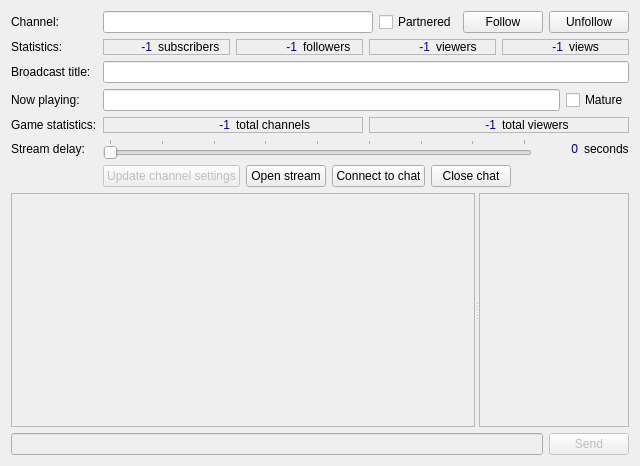
Old version of the form src/forms/channel_info.ui in the repository wakeofluna/qlivestream.
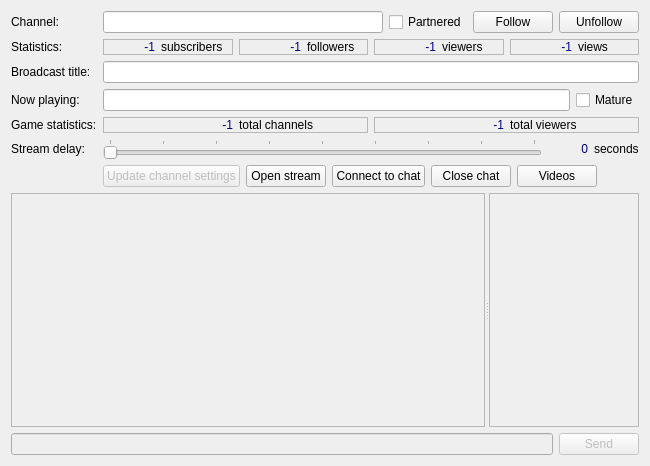
New version of the form.

Commit message: Add list of channel videos

```diff
--- a/src/forms/channel_info.ui
+++ b/src/forms/channel_info.ui
@@ -6,7 +6,7 @@
    <rect>
     <x>0</x>
     <y>0</y>
-    <width>640</width>
+    <width>650</width>
     <height>466</height>
    </rect>
   </property>
@@ -453,6 +453,19 @@
        </property>
       </widget>
      </item>
+     <item>
+      <widget class="QPushButton" name="btnVideos">
+       <property name="sizePolicy">
+        <sizepolicy hsizetype="Fixed" vsizetype="Fixed">
+         <horstretch>0</horstretch>
+         <verstretch>0</verstretch>
+        </sizepolicy>
+       </property>
+       <property name="text">
+        <string>Videos</string>
+       </property>
+      </widget>
+     </item>
     </layout>
    </item>
    <item row="7" column="0" colspan="2">
```
The commit also changes 22 other files.
